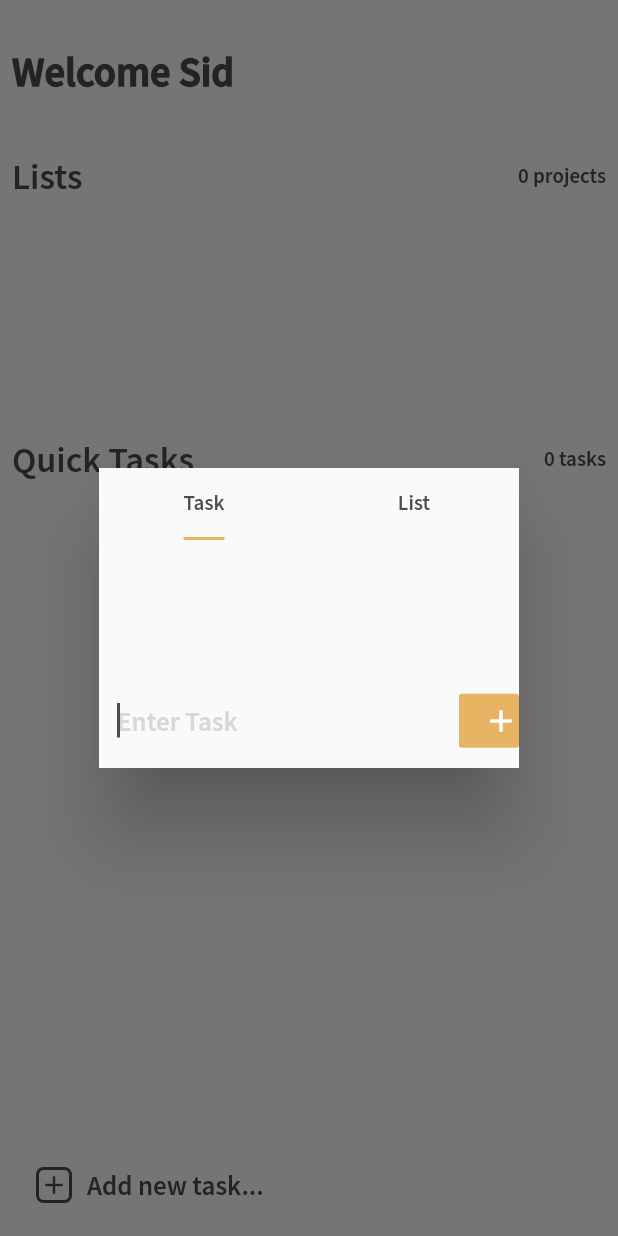
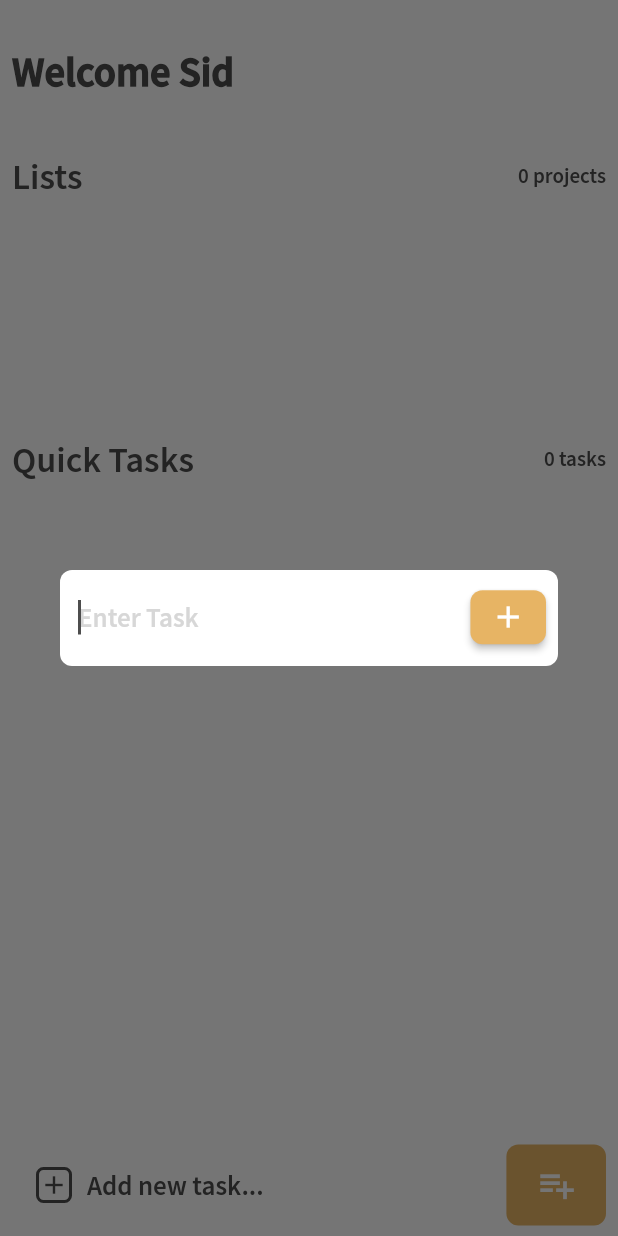
Before and after one commit to rahulnema0411/todo_app, a Flutter app: the screen it shows after launch, after a tap on "Add new task...", on a phone screen of 412 x 824 dp. Run offline on Flutter 3.47's test engine with Material 2 defaults, Android fonts, the phone set to English and light mode, and no system bars; our stand-ins replace sqflite; accounts and stored records are empty.

Commit message:
ui changes, ui is final now

```diff
--- a/lib/models/todo_data.dart
+++ b/lib/models/todo_data.dart
@@ -10,7 +10,7 @@ class ToDoData extends ChangeNotifier {
 
   bool addTask(Task task) {
     print('tasks updated');
-    if (task.title == null) {
+    if (task.title == null || task.title == '') {
       return false;
     }
     for (Task prevTask in tasks) {
@@ -71,7 +71,7 @@ class ToDoData extends ChangeNotifier {
   }
 
   bool addProject(Project project) {
-    if (project.title == null) {
+    if (project.title == null || project.title == '') {
       return false;
     }
     for (Project prevProject in projects) {
@@ -98,7 +98,7 @@ class ToDoData extends ChangeNotifier {
   }
 
   bool addToProject(Task task, Project project) {
-    if (task.title == null) {
+    if (task.title == null || task.title == '') {
       return false;
     }
     for (Task prevTask in project.tasks) {
--- a/lib/screens/pop_up_menu.dart
+++ b/lib/screens/pop_up_menu.dart
@@ -10,53 +10,69 @@ import 'package:todoapp/widgets/add_task.dart';
 class NewDialog extends StatelessWidget {
   @override
   Widget build(BuildContext context) {
-    String taskTitle;
+    //String taskTitle;
     TabController tabController;
-    return SimpleDialog(
-      contentPadding: EdgeInsets.all(0.0),
-      children: [
-        Container(
-          height: 200.0,
-          width: 200.0,
-          child: DefaultTabController(
-            length: 2,
-            child: Scaffold(
-              appBar: TabBar(
-                indicatorColor: kPrimaryAccentColor,
-                indicatorSize: TabBarIndicatorSize.label,
-                controller: tabController,
-                tabs: <Widget>[
-                  Tab(
-                    child: Text(
-                      'Task',
-                      style: TextStyle(color: kBlackColor),
-                    ),
-                  ),
-                  Tab(
-                    child: Text(
-                      'List',
-                      style: TextStyle(color: kBlackColor),
-                    ),
-                  ),
-                ],
-              ),
-              body: TabBarView(
-                children: <Widget>[
-                  AddTaskView(
-                    onAdd: (String taskTitle) {
-                      bool wasSuccessful = context
-                          .read<ToDoData>()
-                          .addTask(Task(title: taskTitle));
-                      Navigator.pop(context, wasSuccessful);
-                    },
-                  ),
-                  AddProjectView(),
-                ],
-              ),
-            ),
-          ),
-        ),
-      ],
+    return Dialog(
+      shape: RoundedRectangleBorder(
+        borderRadius: BorderRadius.circular(8.0),
+      ),
+      elevation: 0.0,
+      backgroundColor: Colors.white,
+      child: AddTaskView(
+        onAdd: (String taskTitle) {
+          bool wasSuccessful =
+              context.read<ToDoData>().addTask(Task(title: taskTitle));
+          Navigator.pop(context, wasSuccessful);
+        },
+      ),
     );
   }
 }
+
+//
+//SimpleDialog(
+//contentPadding: EdgeInsets.all(0.0),
+//children: [
+//Container(
+//height: 200.0,
+//width: 200.0,
+//child: DefaultTabController(
+//length: 2,
+//child: Scaffold(
+//appBar: TabBar(
+//indicatorColor: kPrimaryAccentColor,
+//indicatorSize: TabBarIndicatorSize.label,
+//controller: tabController,
+//tabs: <Widget>[
+//Tab(
+//child: Text(
+//'Task',
+//style: TextStyle(color: kBlackColor),
+//),
+//),
+//Tab(
+//child: Text(
+//'List',
+//style: TextStyle(color: kBlackColor),
+//),
+//),
+//],
+//),
+//body: TabBarView(
+//children: <Widget>[
+//AddTaskView(
+//onAdd: (String taskTitle) {
+//bool wasSuccessful = context
+//    .read<ToDoData>()
+//    .addTask(Task(title: taskTitle));
+//Navigator.pop(context, wasSuccessful);
+//},
+//),
+//AddProjectView(),
+//],
+//),
+//),
+//),
+//),
+//],
+//);
--- a/lib/widgets/add_task.dart
+++ b/lib/widgets/add_task.dart
@@ -9,16 +9,15 @@ class AddTaskView extends StatelessWidget {
   @override
   Widget build(BuildContext context) {
     String taskTitle;
-    return Column(
+    return Container(
+      height: 64.0,
+      child: Column(
         mainAxisAlignment: MainAxisAlignment.spaceBetween,
         children: <Widget>[
-        SizedBox(
-          height: 10.0,
-        ),
           Row(
             children: <Widget>[
               Expanded(
-              flex: 6,
+                flex: 4,
                 child: TextField(
                   onChanged: (newValue) {
                     taskTitle = newValue;
@@ -45,12 +44,19 @@ class AddTaskView extends StatelessWidget {
               ),
               Expanded(
                 flex: 1,
-              child: Center(
-                child: FlatButton(
+                child: Padding(
+                  padding: EdgeInsets.symmetric(horizontal: 8.0),
+                  child: RawMaterialButton(
                     onPressed: () {
                       onAdd(taskTitle);
                     },
-                  color: kPrimaryAccentColor,
+                    shape: RoundedRectangleBorder(
+                      borderRadius: BorderRadius.all(
+                        Radius.circular(8.0),
+                      ),
+                    ),
+                    fillColor: kPrimaryAccentColor,
+                    child: Center(
                       child: Icon(
                         Icons.add,
                         color: Colors.white,
@@ -58,9 +64,11 @@ class AddTaskView extends StatelessWidget {
                     ),
                   ),
                 ),
+              ),
             ],
           ),
         ],
+      ),
     );
   }
 }
--- a/lib/widgets/home_page_list.dart
+++ b/lib/widgets/home_page_list.dart
@@ -1,9 +1,11 @@
+import 'package:flutter/cupertino.dart';
 import 'package:flutter/material.dart';
 import 'package:provider/provider.dart';
 import 'package:todoapp/constants.dart';
 import 'package:todoapp/models/todo_data.dart';
 import 'package:todoapp/screens/pop_up_menu.dart';
 import 'package:todoapp/widgets/add_button.dart';
+import 'package:todoapp/widgets/add_project.dart';
 import 'package:todoapp/widgets/projects_list.dart';
 
 import 'task_list.dart';
@@ -64,7 +66,12 @@ class HomePageList extends StatelessWidget {
           ),
         ),
         TasksList(),
-        AddButton(
+        Row(
+          mainAxisAlignment: MainAxisAlignment.spaceBetween,
+          children: <Widget>[
+            Expanded(
+              flex: 4,
+              child: AddButton(
                 onTap: () async {
                   bool wasSuccessful = await showDialog(
                     context: context,
@@ -81,6 +88,36 @@ class HomePageList extends StatelessWidget {
                   }
                 },
               ),
+            ),
+            Expanded(
+              flex: 1,
+              child: Padding(
+                padding: EdgeInsets.symmetric(horizontal: 8.0),
+                child: Container(
+                  height: 54.0,
+                  child: RawMaterialButton(
+                    elevation: 0.0,
+                    shape: RoundedRectangleBorder(
+                        borderRadius: BorderRadius.all(Radius.circular(8.0))),
+                    onPressed: () {
+                      showDialog(
+                          context: context,
+                          builder: (context) {
+                            return AddProjectView();
+                          });
+                    },
+                    fillColor: kPrimaryAccentColor,
+                    child: Icon(
+                      Icons.playlist_add,
+                      color: Colors.white,
+                      size: 28.0,
+                    ),
+                  ),
+                ),
+              ),
+            ),
+          ],
+        ),
       ],
     );
   }
--- a/lib/widgets/temp_pop_up.dart
+++ b/lib/widgets/temp_pop_up.dart
@@ -9,11 +9,6 @@ class PopUpDialog extends StatelessWidget {
   Widget build(BuildContext context) {
     String taskTitle;
     return SimpleDialog(
-      elevation: 5.0,
-      shape: RoundedRectangleBorder(
-        borderRadius: BorderRadius.circular(20.0),
-      ),
-      contentPadding: EdgeInsets.all(12.0),
       children: <Widget>[
         Text(
           'Task',
```
Also changed, not shown: lib/screens/projectview_popup.dart (+7 -4 lines), lib/widgets/add_project.dart (+29 -22 lines). Lines whose indentation alone changed are shown as unchanged.
